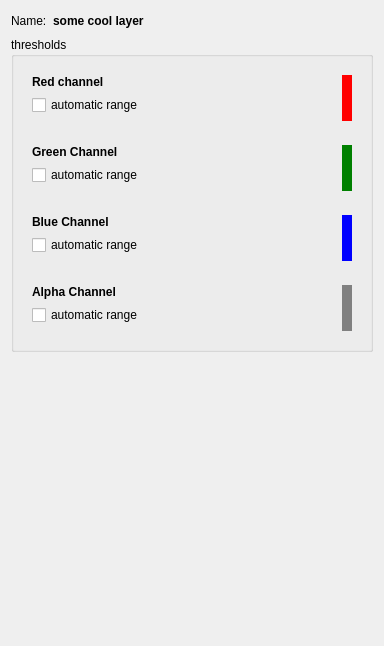
First picture: the form in volumina/widgets/ui/rgbaLayerDialog.ui, repository ilastik/volumina, before the edit.
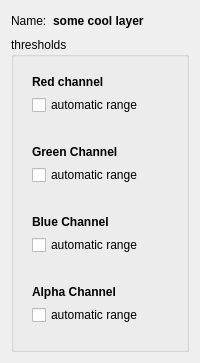
Second picture: the form after the edit. Custom widgets are drawn as their Qt base class.

Commit message: Replace ThresholdingWidget with HistogramThresholdingWidget in UI

What changed in the file:
```diff
--- a/volumina/widgets/ui/rgbaLayerDialog.ui
+++ b/volumina/widgets/ui/rgbaLayerDialog.ui
@@ -2,14 +2,6 @@
 <ui version="4.0">
  <class>Dialog</class>
  <widget class="QDialog" name="Dialog">
-  <property name="geometry">
-   <rect>
-    <x>0</x>
-    <y>0</y>
-    <width>384</width>
-    <height>646</height>
-   </rect>
-  </property>
   <property name="sizePolicy">
    <sizepolicy hsizetype="Preferred" vsizetype="Minimum">
     <horstretch>0</horstretch>
@@ -56,11 +48,17 @@
      <property name="title">
       <string>thresholds</string>
      </property>
+     <property name="sizePolicy">
+      <sizepolicy hsizetype="Preferred" vsizetype="Preferred">
+       <horstretch>0</horstretch>
+       <verstretch>1</verstretch>
+      </sizepolicy>
+     </property>
      <layout class="QVBoxLayout" name="verticalLayout_5">
       <item>
        <widget class="QWidget" name="redChannel" native="true">
         <property name="sizePolicy">
-         <sizepolicy hsizetype="Preferred" vsizetype="Minimum">
+         <sizepolicy hsizetype="Preferred" vsizetype="Preferred">
           <horstretch>0</horstretch>
           <verstretch>0</verstretch>
          </sizepolicy>
@@ -87,32 +85,13 @@
            </item>
           </layout>
          </item>
-         <item>
-          <widget class="QWidget" name="widget" native="true">
-           <property name="sizePolicy">
-            <sizepolicy hsizetype="Fixed" vsizetype="Preferred">
-             <horstretch>0</horstretch>
-             <verstretch>0</verstretch>
-            </sizepolicy>
-           </property>
-           <property name="minimumSize">
-            <size>
-             <width>10</width>
-             <height>0</height>
-            </size>
-           </property>
-           <property name="styleSheet">
-            <string notr="true">background: red</string>
-           </property>
-          </widget>
-         </item>
         </layout>
        </widget>
       </item>
       <item>
        <widget class="QWidget" name="greenChannel" native="true">
         <property name="sizePolicy">
-         <sizepolicy hsizetype="Preferred" vsizetype="Minimum">
+         <sizepolicy hsizetype="Preferred" vsizetype="Preferred">
           <horstretch>0</horstretch>
           <verstretch>0</verstretch>
          </sizepolicy>
@@ -139,32 +118,13 @@
            </item>
           </layout>
          </item>
-         <item>
-          <widget class="QWidget" name="widget_2" native="true">
-           <property name="sizePolicy">
-            <sizepolicy hsizetype="Fixed" vsizetype="Preferred">
-             <horstretch>0</horstretch>
-             <verstretch>0</verstretch>
-            </sizepolicy>
-           </property>
-           <property name="minimumSize">
-            <size>
-             <width>10</width>
-             <height>0</height>
-            </size>
-           </property>
-           <property name="styleSheet">
-            <string notr="true">background: green</string>
-           </property>
-          </widget>
-         </item>
         </layout>
        </widget>
       </item>
       <item>
        <widget class="QWidget" name="blueChannel" native="true">
         <property name="sizePolicy">
-         <sizepolicy hsizetype="Preferred" vsizetype="Minimum">
+         <sizepolicy hsizetype="Preferred" vsizetype="Preferred">
           <horstretch>0</horstretch>
           <verstretch>0</verstretch>
          </sizepolicy>
@@ -191,32 +151,13 @@
            </item>
           </layout>
          </item>
-         <item>
-          <widget class="QWidget" name="widget_3" native="true">
-           <property name="sizePolicy">
-            <sizepolicy hsizetype="Fixed" vsizetype="Preferred">
-             <horstretch>0</horstretch>
-             <verstretch>0</verstretch>
-            </sizepolicy>
-           </property>
-           <property name="minimumSize">
-            <size>
-             <width>10</width>
-             <height>0</height>
-            </size>
-           </property>
-           <property name="styleSheet">
-            <string notr="true">background: blue</string>
-           </property>
-          </widget>
-         </item>
         </layout>
        </widget>
       </item>
       <item>
        <widget class="QWidget" name="alphaChannel" native="true">
         <property name="sizePolicy">
-         <sizepolicy hsizetype="Preferred" vsizetype="Minimum">
+         <sizepolicy hsizetype="Preferred" vsizetype="Preferred">
           <horstretch>0</horstretch>
           <verstretch>0</verstretch>
          </sizepolicy>
@@ -243,25 +184,6 @@
            </item>
           </layout>
          </item>
-         <item>
-          <widget class="QWidget" name="widget_4" native="true">
-           <property name="sizePolicy">
-            <sizepolicy hsizetype="Fixed" vsizetype="Preferred">
-             <horstretch>0</horstretch>
-             <verstretch>0</verstretch>
-            </sizepolicy>
-           </property>
-           <property name="minimumSize">
-            <size>
-             <width>10</width>
-             <height>0</height>
-            </size>
-           </property>
-           <property name="styleSheet">
-            <string notr="true">background: gray</string>
-           </property>
-          </widget>
-         </item>
         </layout>
        </widget>
       </item>
```
Left out of the diff: 40 changed lines with no effect on the pictures. The commit also changes 7 other files.
